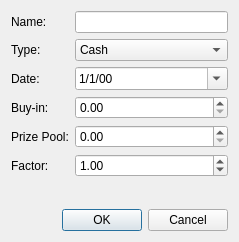
This is src/createtournamentdialog.ui in ZybsBaggins/PokerTurney as Qt 5 draws it before an edit. The edited form follows.
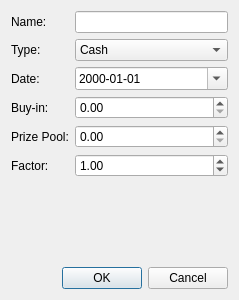
This is the edited form.

Diff of the .ui file:
```diff
--- a/src/createtournamentdialog.ui
+++ b/src/createtournamentdialog.ui
@@ -7,7 +7,7 @@
     <x>0</x>
     <y>0</y>
     <width>239</width>
-    <height>242</height>
+    <height>300</height>
    </rect>
   </property>
   <property name="windowTitle">
@@ -65,7 +65,7 @@
      <item row="2" column="1">
       <widget class="QDateEdit" name="dateEdit">
        <property name="displayFormat">
-        <string>d/M/yy</string>
+        <string>yyyy-MM-dd</string>
        </property>
        <property name="calendarPopup">
         <bool>true</bool>
```
Left out of the diff: 44 changed lines with no effect on the pictures.
